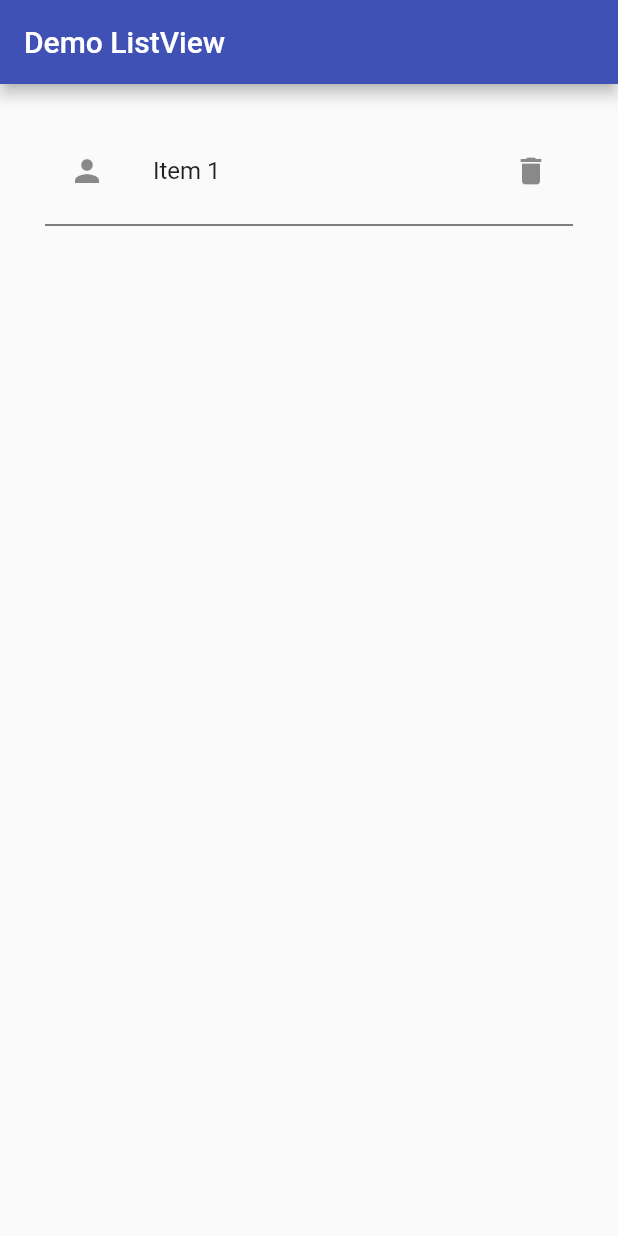
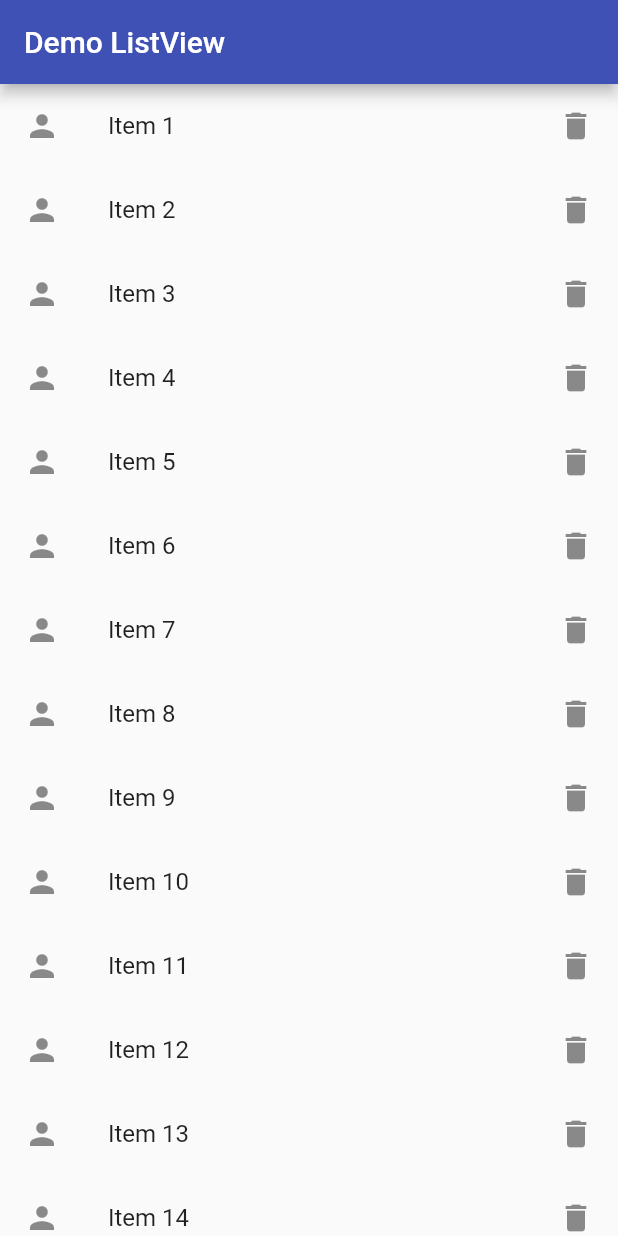
Before and after one commit to erikrios/list-view, a Flutter app: the screen it shows after launch, on a phone screen of 412 x 824 dp. Run offline on Flutter 3.47's test engine with Material 2 defaults, Android fonts, the phone set to English and light mode, and no system bars.

Commit message:
Add the code to create a list view using list view builder

```diff
--- a/lib/main.dart
+++ b/lib/main.dart
@@ -7,7 +7,7 @@ class MyApp extends StatelessWidget {
   Widget build(BuildContext context) => MaterialApp(
         title: 'Demo Flutter',
         theme: ThemeData(primarySwatch: Colors.indigo),
-        home: HomePage(),
+        home: ListViewBuilderHomePage(),
       );
 }
 
@@ -43,3 +43,42 @@ class _HomePageState extends State<HomePage> {
         ),
       );
 }
+
+class ListViewBuilderHomePage extends StatefulWidget {
+  @override
+  State<StatefulWidget> createState() => _ListViewBuilderHomePageState();
+}
+
+class _ListViewBuilderHomePageState extends State<ListViewBuilderHomePage> {
+  final int count = 20;
+  List<bool> items = List<bool>();
+
+  @override
+  void initState() {
+    setState(() {
+      for (var i = 0; i < this.count; i++) {
+        items.add(false);
+      }
+    });
+  }
+
+  @override
+  Widget build(BuildContext context) => Scaffold(
+        appBar: AppBar(
+          title: Text('Demo ListView'),
+        ),
+        body: ListView.builder(
+          itemCount: items.length,
+          itemBuilder: (BuildContext context, int index) {
+            return ListTile(
+              title: Text('Item ${index + 1}'),
+              leading: Icon(Icons.person),
+              trailing: Icon(Icons.delete),
+              onTap: () {
+                print('Anda memilih item ${index + 1}');
+              },
+            );
+          },
+        ),
+      );
+}
```
